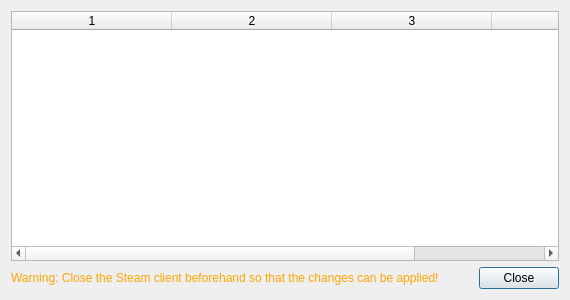
Old version of the form pupgui2/resources/ui/pupgui2_gamelistdialog.ui in the repository DavidoTek/ProtonUp-Qt.
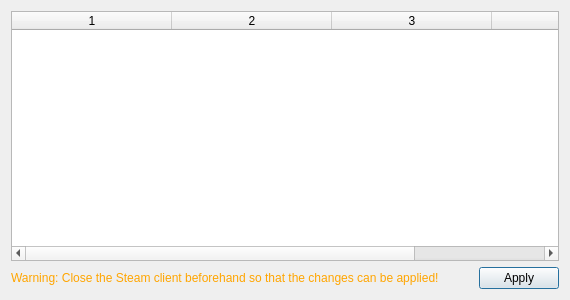
New version of the form.

Commit message:
GameList: Queue changes and save on close
Close https://github.com/DavidoTek/ProtonUp-Qt/issues/93

The edit to the form file:
```diff
--- a/pupgui2/resources/ui/pupgui2_gamelistdialog.ui
+++ b/pupgui2/resources/ui/pupgui2_gamelistdialog.ui
@@ -62,7 +62,7 @@
      <item>
       <widget class="QPushButton" name="btnClose">
        <property name="text">
-        <string>Close</string>
+        <string>Apply</string>
        </property>
       </widget>
      </item>
```
Left out of the diff: 2 changed lines with no effect on the pictures. The commit also changes 2 other files.
